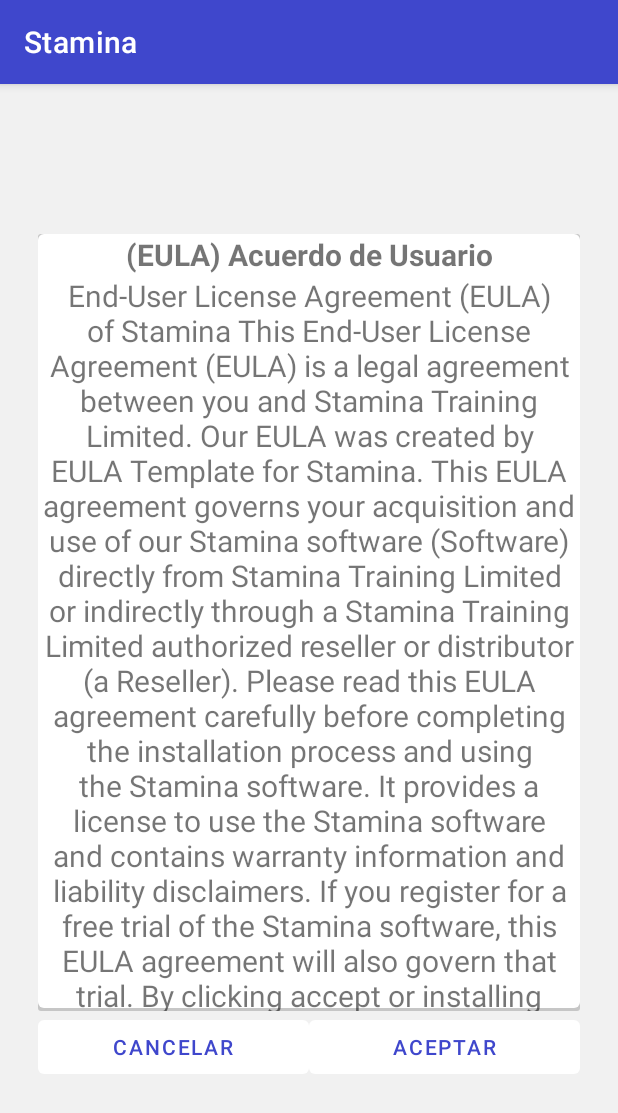
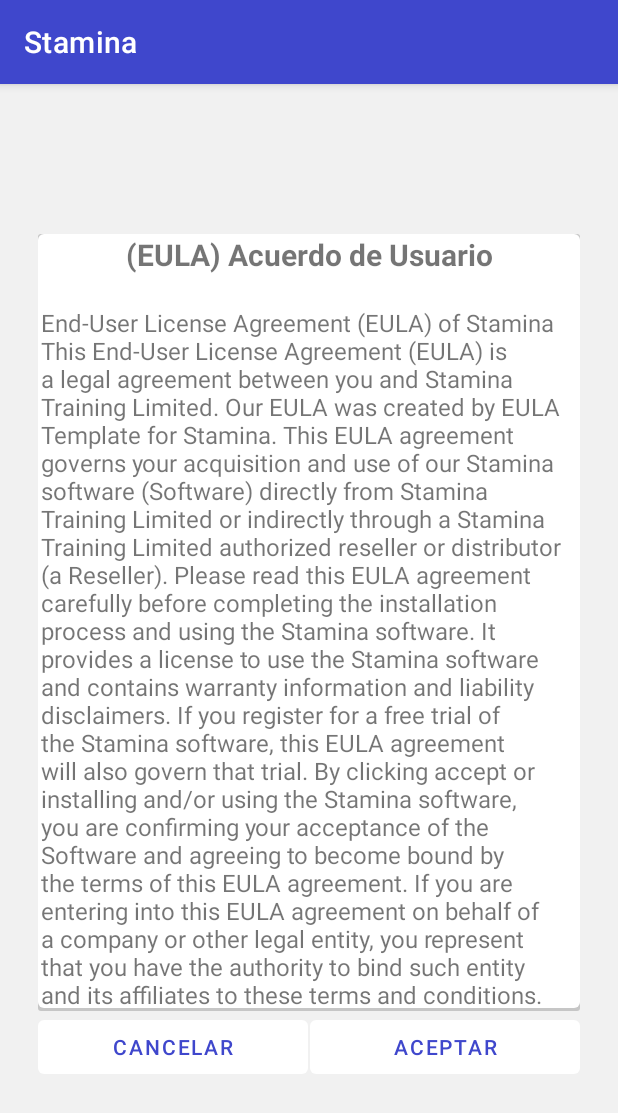
Before and after one commit to stamina-training-limited/stamina, an Android app: the screen it shows after launch (AgreementUser), on a phone screen of 412 x 824 dp. Shown: the top 1113 px of the screen. Run offline under Robolectric (Android 15) with nearby library versions, the phone set to English and light mode, and no system bars.

Commit message:
Cambios estilo acuerdo usuario

```diff
--- a/app/src/main/res/layout/activity_agreement_user.xml
+++ b/app/src/main/res/layout/activity_agreement_user.xml
@@ -25,7 +25,7 @@
         <TextView
             android:id="@+id/textView3"
             android:layout_width="match_parent"
-            android:layout_height="wrap_content"
+            android:layout_height="48dp"
             android:text="@string/User_agreement_title"
             android:textAlignment="center"
             android:textSize="20sp"
@@ -33,15 +33,16 @@
 
         <ScrollView
             android:layout_width="match_parent"
-            android:layout_height="match_parent">
+            android:layout_height="match_parent"
+            android:textAlignment="textStart">
 
             <TextView
                 android:id="@+id/contenido_eula"
                 android:layout_width="match_parent"
                 android:layout_height="match_parent"
+                android:layout_marginStart="2dp"
                 android:text="@string/User_agreement_content"
-                android:textAlignment="center"
-                android:textSize="20sp" />
+                android:textSize="16sp" />
 
         </ScrollView>
     </LinearLayout>
@@ -52,6 +53,7 @@
         android:layout_width="0dp"
         android:layout_height="wrap_content"
         android:layout_marginStart="25dp"
+        android:layout_marginRight="1dp"
         android:layout_weight="5"
         android:minHeight="48dp"
         android:text="@string/Cancel"
@@ -66,6 +68,7 @@
         style="?android:attr/buttonBarButtonStyle"
         android:layout_width="0dp"
         android:layout_height="wrap_content"
+        android:layout_marginLeft="1dp"
         android:layout_marginRight="25dp"
         android:layout_weight="5"
         android:minHeight="48dp"
```
